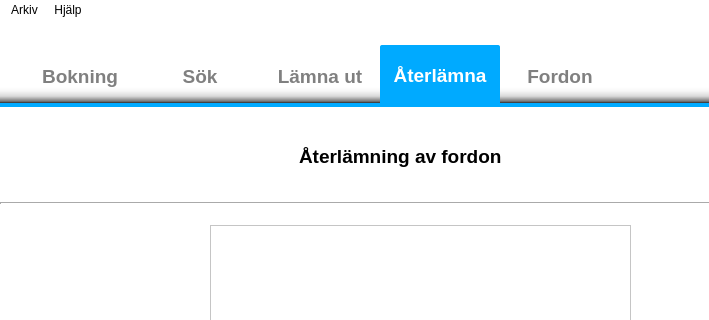
Above: trunk/gui/MainWindow.ui from nilsknacken/A3B-repo before the change; both pictures show x 0 to 709 and y 0 to 320 of the 800 by 600 pixel window. Below: the same form after it.
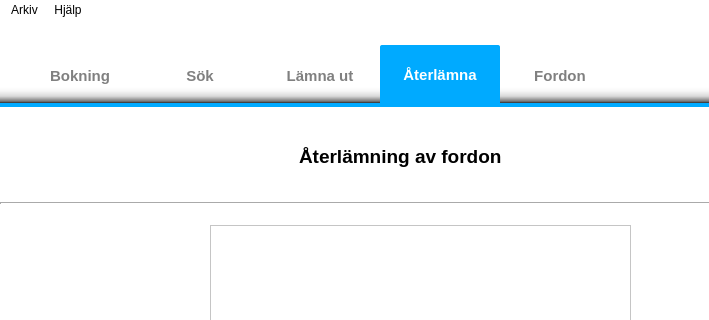
That is the form after the change. The open tabs and pages were chosen to show the change. Icons and pictures are not drawn.

```diff
--- a/trunk/gui/MainWindow.ui
+++ b/trunk/gui/MainWindow.ui
@@ -583,7 +583,7 @@
       </property>
       <property name="font">
        <font>
-        <pointsize>14</pointsize>
+        <pointsize>11</pointsize>
         <weight>75</weight>
         <italic>false</italic>
         <bold>true</bold>
```
Left out of the diff: 38 changed lines with no effect on the pictures.
